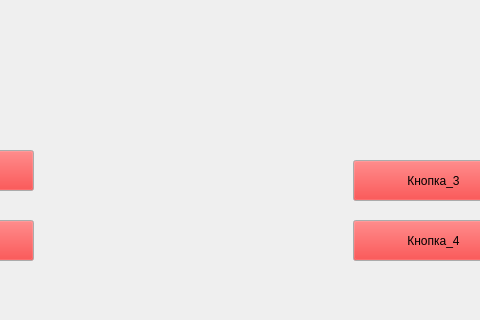
Qt form pro1.ui (accountAlex/project) before a commit; both pictures show x 217 to 697 and y 0 to 320 of the 800 by 600 pixel window.
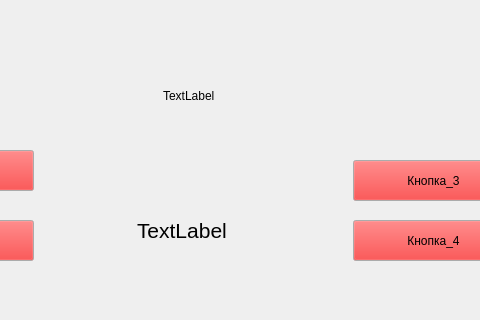
The same form after that commit.

What changed in the file:
```diff
--- a/pro1.ui
+++ b/pro1.ui
@@ -121,16 +121,36 @@
      <string>Кнопка_4</string>
     </property>
    </widget>
-   <widget class="QWidget" name="verticalLayoutWidget">
+   <widget class="QLabel" name="label">
     <property name="geometry">
      <rect>
-      <x>230</x>
-      <y>30</y>
-      <width>351</width>
-      <height>61</height>
+      <x>380</x>
+      <y>60</y>
+      <width>181</width>
+      <height>71</height>
      </rect>
     </property>
-    <layout class="QVBoxLayout" name="verticalLayout"/>
+    <property name="text">
+     <string>TextLabel</string>
+    </property>
+   </widget>
+   <widget class="QLabel" name="label_2">
+    <property name="geometry">
+     <rect>
+      <x>354</x>
+      <y>210</y>
+      <width>121</width>
+      <height>41</height>
+     </rect>
+    </property>
+    <property name="font">
+     <font>
+      <pointsize>16</pointsize>
+     </font>
+    </property>
+    <property name="text">
+     <string>TextLabel</string>
+    </property>
    </widget>
   </widget>
   <widget class="QMenuBar" name="menubar">
```
